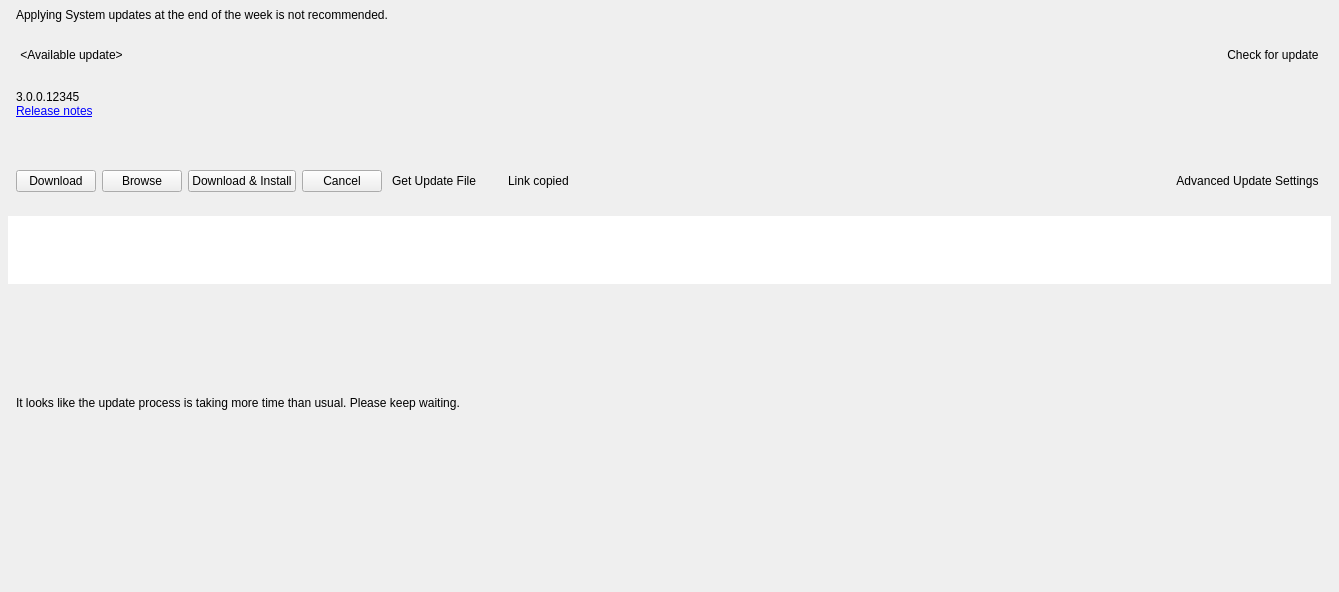
The window that vms/client/nx_vms_client_desktop/src/nx/vms/client/desktop/system_update/multi_server_updates_widget.ui (networkoptix/nx_open) describes before a commit, drawn with Qt 5.
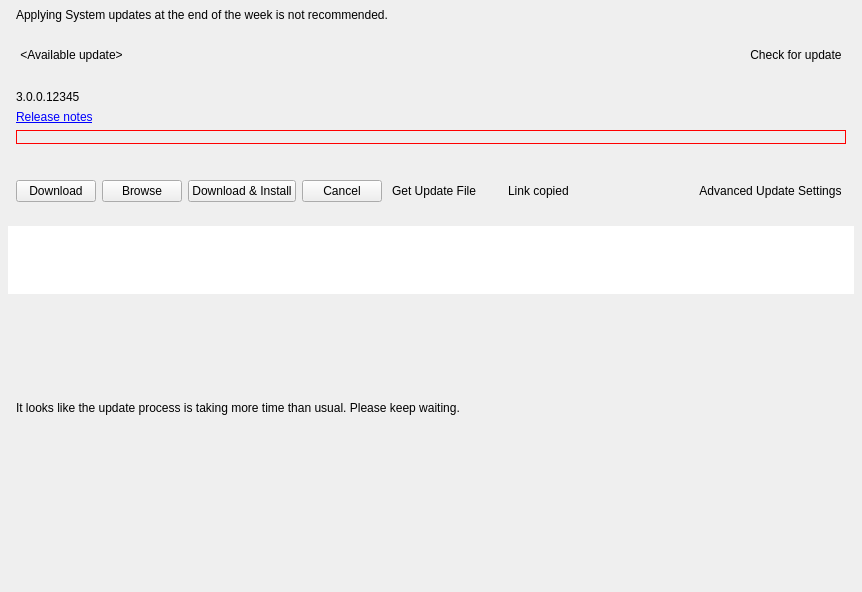
The same window after the commit. The open tabs and pages were chosen to show the change. Custom widgets are drawn as their Qt base class.

Commit message:
VMS-13518: Updated visibility conditions for browseUpdate button
Contains fixes for VMS-13330 as well

<==== Mercurial data ====>
Branch: vms_4.0_gui

Patch:
```diff
--- a/vms/client/nx_vms_client_desktop/src/nx/vms/client/desktop/system_update/multi_server_updates_widget.ui
+++ b/vms/client/nx_vms_client_desktop/src/nx/vms/client/desktop/system_update/multi_server_updates_widget.ui
@@ -6,7 +6,7 @@
    <rect>
     <x>0</x>
     <y>0</y>
-    <width>1339</width>
+    <width>862</width>
     <height>592</height>
    </rect>
   </property>
@@ -54,7 +54,7 @@
    <item>
     <widget class="nx::vms::client::desktop::Panel" name="controlsPanel" native="true">
      <property name="sizePolicy">
-      <sizepolicy hsizetype="Preferred" vsizetype="Maximum">
+      <sizepolicy hsizetype="Preferred" vsizetype="Preferred">
        <horstretch>0</horstretch>
        <verstretch>0</verstretch>
       </sizepolicy>
@@ -204,9 +204,9 @@
          <number>0</number>
         </property>
         <widget class="QWidget" name="versionPage">
-         <layout class="QVBoxLayout" name="verticalLayout_5">
+         <layout class="QVBoxLayout" name="verticalLayout_5" stretch="0,1,0,0">
           <property name="spacing">
-           <number>0</number>
+           <number>6</number>
           </property>
           <property name="leftMargin">
            <number>0</number>
@@ -262,16 +262,28 @@
             <property name="alignment">
              <set>Qt::AlignLeading|Qt::AlignLeft|Qt::AlignTop</set>
             </property>
+            <property name="margin">
+             <number>0</number>
+            </property>
            </widget>
           </item>
           <item>
            <widget class="QWidget" name="releaseDescriptionHolder" native="true">
+            <property name="styleSheet">
+             <string notr="true">#releaseDescriptionHolder { border-width: 1px;
+border-color: red;
+border-style: solid;
+}</string>
+            </property>
             <layout class="QVBoxLayout" name="verticalLayout_3">
+             <property name="spacing">
+              <number>0</number>
+             </property>
              <property name="leftMargin">
               <number>0</number>
              </property>
              <property name="topMargin">
-              <number>8</number>
+              <number>0</number>
              </property>
              <property name="rightMargin">
               <number>0</number>
@@ -282,7 +294,7 @@
              <item>
               <widget class="QLabel" name="releaseDescriptionLabel">
                <property name="sizePolicy">
-                <sizepolicy hsizetype="Preferred" vsizetype="Maximum">
+                <sizepolicy hsizetype="Preferred" vsizetype="Preferred">
                  <horstretch>0</horstretch>
                  <verstretch>0</verstretch>
                 </sizepolicy>
```
Left out of the diff: 4 changed lines with no effect on the pictures. The commit also changes 1 other file.
